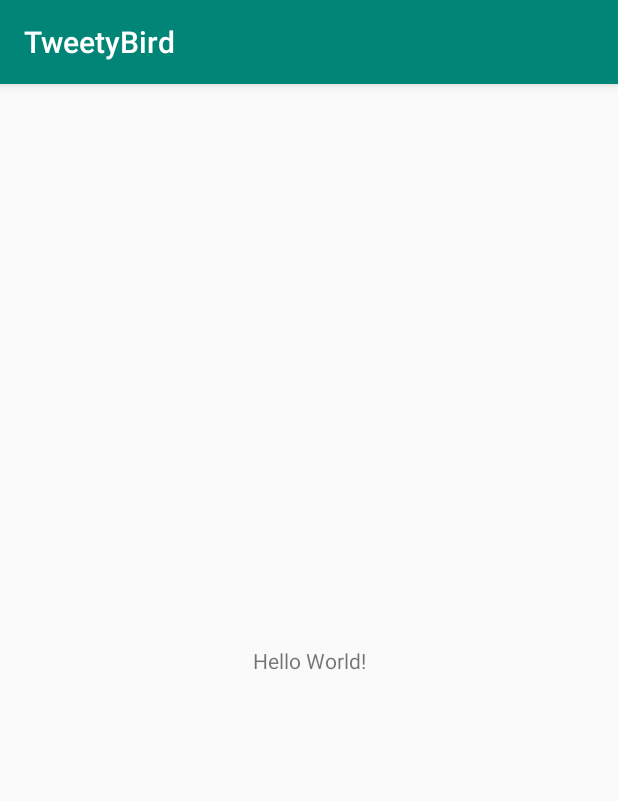
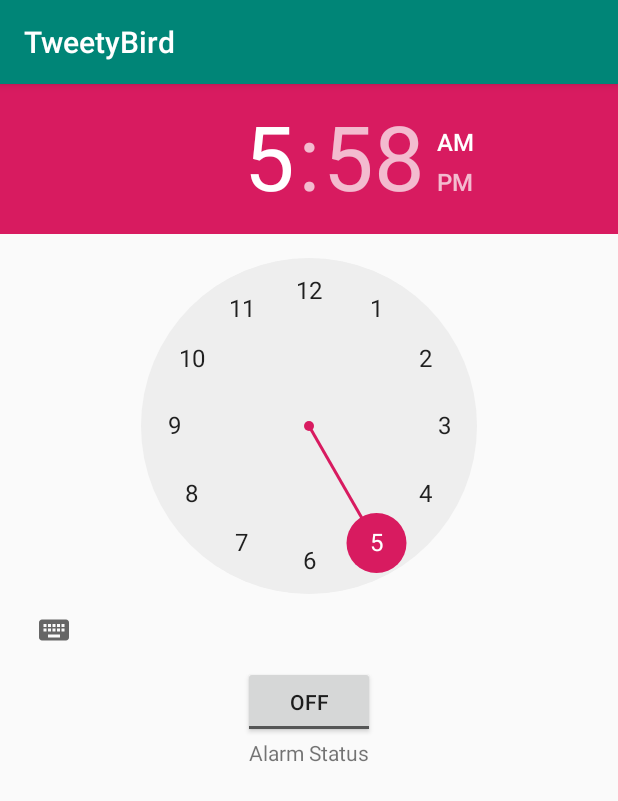
Before and after one commit to SachinRammoorthy/TweetyBird, an Android app: the screen it shows after launch (MainActivity), on a phone screen of 412 x 824 dp. Shown: the top 801 px of the screen. Run offline under Robolectric (Android 15) with nearby library versions, the phone set to English and light mode, and no system bars.

Commit message:
Basic model

```diff
--- a/app/src/main/java/com/example/android/tweetybird/MainActivity.java
+++ b/app/src/main/java/com/example/android/tweetybird/MainActivity.java
@@ -1,13 +1,66 @@
 package com.example.android.tweetybird;
 
+import android.app.AlarmManager;
+import android.app.PendingIntent;
+import android.content.Intent;
+import android.os.Bundle;
 import android.support.v7.app.AppCompatActivity;
-import android.os.Bundle;
+import android.util.Log;
+import android.view.View;
+import android.widget.TextView;
+import android.widget.TimePicker;
+import android.widget.ToggleButton;
+
+import java.util.Calendar;
 
 public class MainActivity extends AppCompatActivity {
+
+    AlarmManager alarmManager;
+    private PendingIntent pendingIntent;
+    private TimePicker alarmTimePicker;
+    private static MainActivity inst;
+    private TextView alarmTextView;
+
+    public static MainActivity instance() {
+        return inst;
+    }
+
+    @Override
+    public void onStart() {
+        super.onStart();
+        inst = this;
+    }
 
     @Override
     protected void onCreate(Bundle savedInstanceState) {
         super.onCreate(savedInstanceState);
         setContentView(R.layout.activity_main);
+
+        alarmTimePicker = (TimePicker) findViewById(R.id.alarmTimePicker);
+        alarmTextView = (TextView) findViewById(R.id.alarmText);
+        ToggleButton alarmToggle = (ToggleButton) findViewById(R.id.alarmToggle);
+        alarmManager = (AlarmManager) getSystemService(ALARM_SERVICE);
     }
+
+    public void onToggleClicked(View view) {
+        if (((ToggleButton) view).isChecked()) {
+            Log.d("MyActivity", "Alarm On");
+            Calendar calendar = Calendar.getInstance();
+            calendar.set(Calendar.HOUR_OF_DAY, alarmTimePicker.getCurrentHour());
+            calendar.set(Calendar.MINUTE, alarmTimePicker.getCurrentMinute());
+            Intent myIntent = new Intent(MainActivity.this, AlarmReceiver.class);
+            pendingIntent = PendingIntent.getBroadcast(MainActivity.this, 0, myIntent, 0);
+            alarmManager.set(AlarmManager.RTC, calendar.getTimeInMillis(), pendingIntent);
+
+        } else {
+            alarmManager.cancel(pendingIntent);
+            setAlarmText("");
+            Log.d("MyActivity", "Alarm Off");
+        }
+    }
+
+    public void setAlarmText(String alarmText) {
+        alarmTextView.setText(alarmText);
+    }
+
 }
--- a/app/src/main/res/layout/activity_main.xml
+++ b/app/src/main/res/layout/activity_main.xml
@@ -1,18 +1,34 @@
 <?xml version="1.0" encoding="utf-8"?>
-<android.support.constraint.ConstraintLayout xmlns:android="http://schemas.android.com/apk/res/android"
+<RelativeLayout xmlns:android="http://schemas.android.com/apk/res/android"
     xmlns:app="http://schemas.android.com/apk/res-auto"
     xmlns:tools="http://schemas.android.com/tools"
     android:layout_width="match_parent"
     android:layout_height="match_parent"
     tools:context=".MainActivity">
 
+    <TimePicker
+        android:layout_width="match_parent"
+        android:layout_height="wrap_content"
+        android:id="@+id/alarmTimePicker"/>
+
+    <ToggleButton
+        android:layout_width="wrap_content"
+        android:layout_height="wrap_content"
+        android:text="Alarm On/Off"
+        android:id="@+id/alarmToggle"
+        android:layout_centerHorizontal="true"
+        android:layout_below="@+id/alarmTimePicker"
+        android:onClick="onToggleClicked" />
+
+
+
     <TextView
         android:layout_width="wrap_content"
         android:layout_height="wrap_content"
-        android:text="Hello World!"
-        app:layout_constraintBottom_toBottomOf="parent"
-        app:layout_constraintLeft_toLeftOf="parent"
-        app:layout_constraintRight_toRightOf="parent"
-        app:layout_constraintTop_toTopOf="parent" />
+        android:text="Alarm Status"
+        android:id="@+id/alarmText"
+        android:layout_below="@id/alarmToggle"
+        android:layout_centerHorizontal="true"/>
 
-</android.support.constraint.ConstraintLayout>
+
+</RelativeLayout>
```
Also changed, not shown: app/src/main/AndroidManifest.xml (+12 -0 lines), app/src/main/java/com/example/android/tweetybird/AlarmReceiver.java (added, +39 -0 lines), app/src/main/java/com/example/android/tweetybird/AlarmService.java (added, +91 -0 lines), app/src/main/res/drawable-anydpi-v24/ic_alarm.xml (added, +13 -0 lines), app/src/main/res/drawable-hdpi/ic_alarm.png (added), app/src/main/res/drawable-mdpi/ic_alarm.png (added), app/src/main/res/drawable-xhdpi/ic_alarm.png (added), app/src/main/res/drawable-xxhdpi/ic_alarm.png (added), 1 other file.
